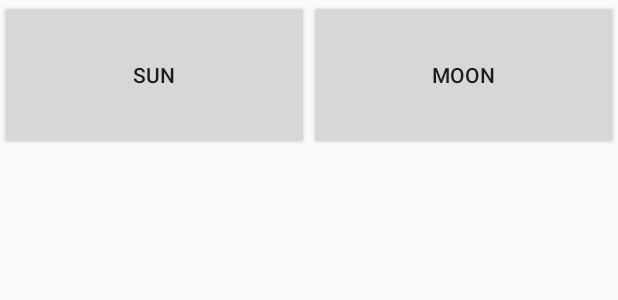
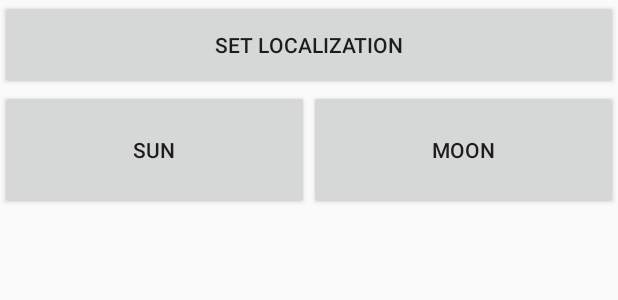
Before and after one commit to mkarpacka/AstroApp, an Android app: the layout activity_main.xml on its own in the app's theme, with its tools: preview values and no code run, on a phone screen of 412 x 824 dp. Shown: the top 300 px of the screen. Run offline under Robolectric (Android 15) with nearby library versions, the phone set to English and light mode, and no system bars.

```diff
--- a/app/src/main/res/layout/activity_main.xml
+++ b/app/src/main/res/layout/activity_main.xml
@@ -6,9 +6,16 @@
     android:layout_height="match_parent"
     android:orientation="vertical"
     tools:context=".MainActivity">
+
+    <Button
+        android:id="@+id/set_localization_button"
+        android:text="Set localization"
+        android:layout_width="match_parent"
+        android:layout_height="60dp"
+        tools:ignore="MissingConstraints" />
 <GridLayout
     android:layout_width="match_parent"
-    android:layout_height="100dp"
+    android:layout_height="80dp"
     android:columnCount="2"
     android:rowCount="3">
 
@@ -26,7 +33,14 @@
         android:layout_columnWeight="1"
         tools:ignore="MissingConstraints" />
 
+
+
 </GridLayout>
+
+    <TextView
+        android:id="@+id/time_place"
+        android:layout_width="match_parent"
+        android:layout_height="50dp" />
 
     <GridLayout
         android:layout_width="match_parent"
@@ -38,7 +52,6 @@
 
     <FrameLayout
         android:id="@+id/fragment_container"
-        android:text="MOON"
         android:layout_rowWeight="1"
         android:layout_columnWeight="1"
         android:layout_gravity="fill"
```
Also changed, not shown: app/src/main/java/com/example/astroapp/MainActivity.java (+34 -5 lines).
